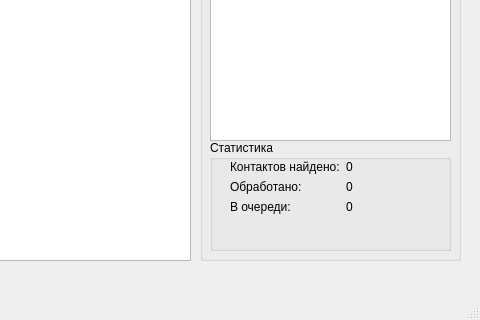
Qt form untitled.ui (Farklin/email_parsing) before a commit; both pictures show x 320 to 800 and y 240 to 560 of the 800 by 560 pixel window.
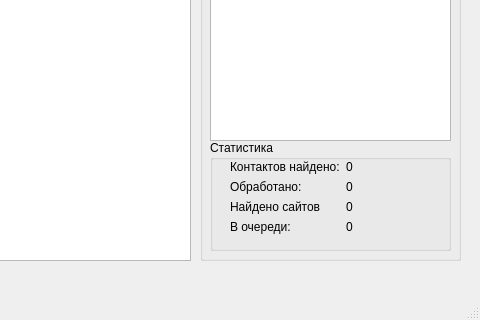
The same form after that commit.

```diff
--- a/untitled.ui
+++ b/untitled.ui
@@ -111,7 +111,7 @@
          </property>
         </widget>
        </item>
-       <item row="2" column="0">
+       <item row="3" column="0">
         <widget class="QLabel" name="label_3">
          <property name="text">
           <string>В очереди:</string>
@@ -132,13 +132,27 @@
          </property>
         </widget>
        </item>
-       <item row="2" column="1">
+       <item row="3" column="1">
         <widget class="QLabel" name="label_queue_sites">
          <property name="text">
           <string>0</string>
          </property>
         </widget>
        </item>
+       <item row="2" column="0">
+        <widget class="QLabel" name="label_4">
+         <property name="text">
+          <string>Найдено сайтов</string>
+         </property>
+        </widget>
+       </item>
+       <item row="2" column="1">
+        <widget class="QLabel" name="label_count_sites">
+         <property name="text">
+          <string>0</string>
+         </property>
+        </widget>
+       </item>
       </layout>
      </widget>
     </widget>
```
Left out of the diff: 4 changed lines with no effect on the pictures.
